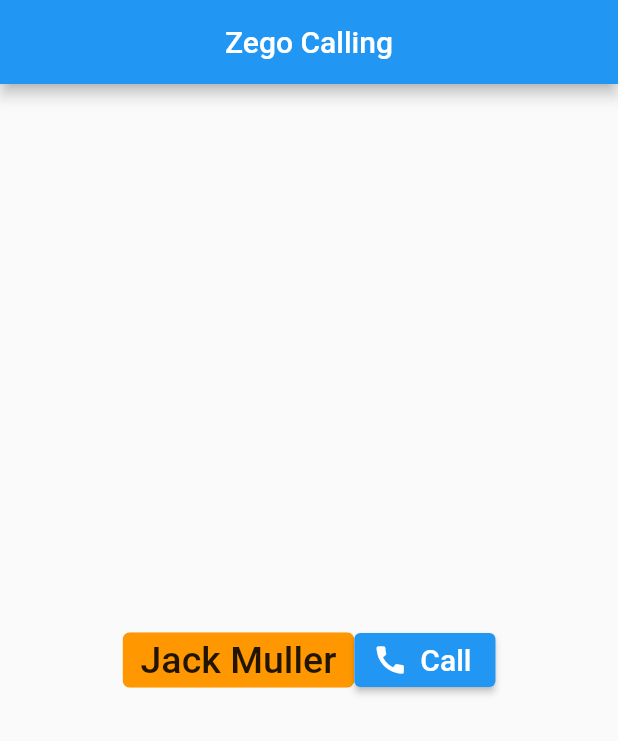
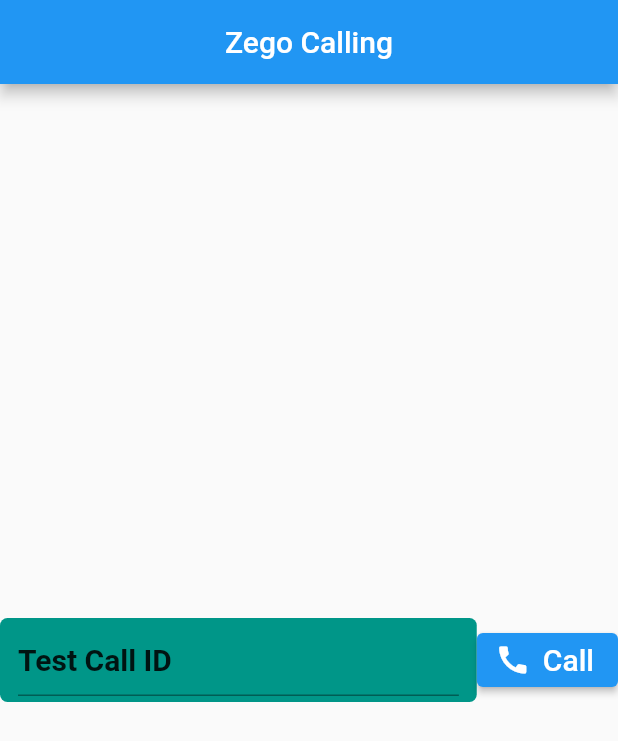
Before and after one commit to NasShihab/calling_zegocloud, a Flutter app: the screen it shows after launch, on a phone screen of 412 x 824 dp. Shown: the top 741 px of the screen. Run offline on Flutter 3.47's test engine with Material 2 defaults, Android fonts, the phone set to English and light mode, and no system bars; missing offline and left inert: zego_uikit_prebuilt_call.

Commit message:
call working

```diff
--- a/lib/main.dart
+++ b/lib/main.dart
@@ -1,3 +1,4 @@
+import 'package:calling_zegocloud/call_page.dart';
 import 'package:flutter/material.dart';
 
 void main() {
@@ -21,6 +22,7 @@
 
   @override
   Widget build(BuildContext context) {
+    final callIDController = TextEditingController(text: 'Test Call ID');
     return Scaffold(
       appBar: AppBar(
         title: const Text('Zego Calling'),
@@ -29,21 +31,28 @@
       body: SafeArea(
         child: Row(
           crossAxisAlignment: CrossAxisAlignment.center,
-          mainAxisAlignment: MainAxisAlignment.center,
+          mainAxisAlignment: MainAxisAlignment.spaceBetween,
           children: [
-            Center(
-              child: Chip(
-                label: const Text(
-                  'Jack Muller',
-                  style: TextStyle(fontSize: 25),
+            Expanded(
+              child: Center(
+                child: Chip(
+                  label: TextFormField(
+                    controller: callIDController,
+                    style: const TextStyle(
+                        fontSize: 20, fontWeight: FontWeight.bold),
+                  ),
+                  shape: RoundedRectangleBorder(
+                      borderRadius: BorderRadius.circular(5)),
+                  backgroundColor: Colors.teal,
                 ),
-                shape: RoundedRectangleBorder(
-                    borderRadius: BorderRadius.circular(5)),
-                backgroundColor: Colors.orange,
               ),
             ),
             ElevatedButton.icon(
-              onPressed: () {},
+              onPressed: () {
+                Navigator.push(context, MaterialPageRoute(builder: (context){
+                  return CallPage(callID: callIDController.text);
+                }));
+              },
               label: const Text(
                 'Call',
                 style: TextStyle(fontSize: 20),
```
Also changed, not shown: lib/call_page.dart (+6 -2 lines), 4 other files.
